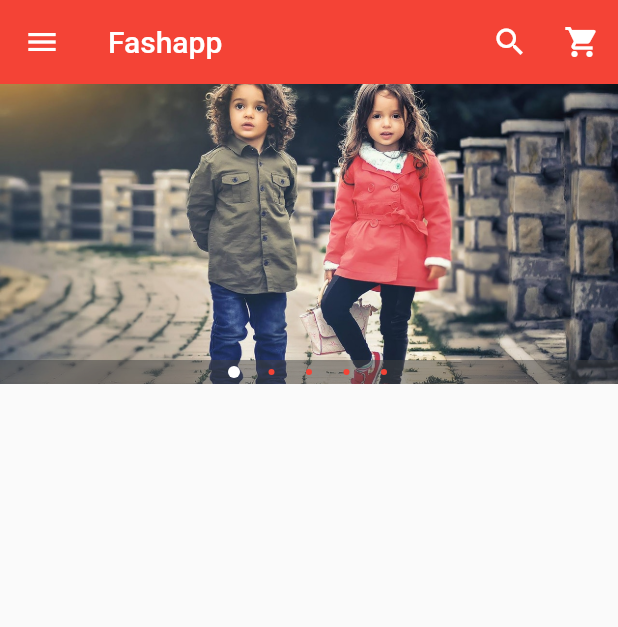
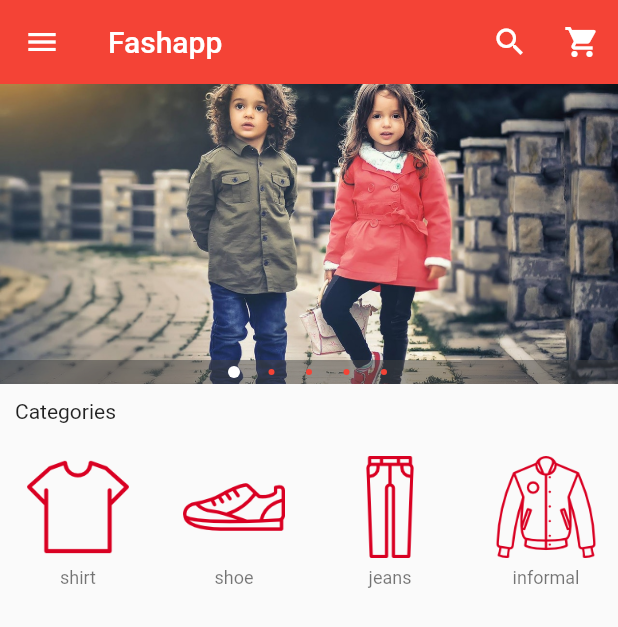
Before and after one commit to wanasak/ecommerce, a Flutter app: the screen it shows after launch, on a phone screen of 412 x 824 dp. Shown: the top 627 px of the screen. Run offline on Flutter 3.47's test engine with Material 2 defaults, Android fonts, the phone set to English and light mode, and no system bars; drawn by our look-alikes of carousel_pro.

Commit message:
add horizontal list view

```diff
--- /dev/null
+++ b/lib/components/horizontal_listview.dart
@@ -0,0 +1,55 @@
+import 'package:flutter/material.dart';
+
+class HorizontalListView extends StatelessWidget {
+  @override
+  Widget build(BuildContext context) {
+    return Container(
+      height: 100.0,
+      child: ListView(
+        scrollDirection: Axis.horizontal,
+        children: [
+          Categories('assets/images/cats/tshirt.png', 'shirt'),
+          Categories('assets/images/cats/shoe.png', 'shoe'),
+          Categories('assets/images/cats/jeans.png', 'jeans'),
+          Categories('assets/images/cats/informal.png', 'informal'),
+          Categories('assets/images/cats/formal.png', 'formal'),
+          Categories('assets/images/cats/dress.png', 'dress'),
+          Categories('assets/images/cats/accessories.png', 'accessories'),
+        ],
+      ),
+    );
+  }
+}
+
+class Categories extends StatelessWidget {
+  final String image_location;
+  final String image_caption;
+
+  Categories(this.image_location, this.image_caption);
+
+  @override
+  Widget build(BuildContext context) {
+    return Padding(
+      padding: EdgeInsets.all(2.0),
+      child: InkWell(
+        onTap: () {},
+        child: Container(
+          width: 100.0,
+          child: ListTile(
+            title: Image.asset(
+              image_location,
+              width: 100.0,
+              height: 80.0,
+            ),
+            subtitle: Container(
+                alignment: Alignment.topCenter,
+                child: Text(
+                  image_caption,
+                  style: TextStyle(fontSize: 12.0),
+                )),
+          ),
+        ),
+      ),
+    );
+  }
+}
--- a/lib/main.dart
+++ b/lib/main.dart
@@ -1,5 +1,7 @@
 import 'package:carousel_pro/carousel_pro.dart';
 import 'package:flutter/material.dart';
+
+import 'components/horizontal_listview.dart';
 
 void main() {
   runApp(new MaterialApp(
@@ -103,7 +105,19 @@ class _HomePageState extends State<HomePage> {
       ),
       body: ListView(
         children: [
-          Container(
+          buildCarousel(),
+          Padding(
+            padding: const EdgeInsets.all(10.0),
+            child: Text('Categories'),
+          ),
+          HorizontalListView()
+        ],
+      ),
+    );
+  }
+
+  Container buildCarousel() {
+    return Container(
       height: 200.0,
       child: Carousel(
         boxFit: BoxFit.cover,
@@ -121,9 +135,6 @@ class _HomePageState extends State<HomePage> {
         dotColor: Colors.red,
         indicatorBgPadding: 4.0,
       ),
-          )
-        ],
-      ),
     );
   }
 }
--- a/pubspec.yaml
+++ b/pubspec.yaml
@@ -47,6 +47,7 @@ flutter:
 
   # To add assets to your application, add an assets section, like this:
   assets:
+    - assets/images/cats/
     - assets/images/
   #   - images/a_dot_burr.jpeg
   #   - images/a_dot_ham.jpeg
```
Also changed, not shown: assets/images/cats/accessories.png (added), assets/images/cats/dress.png (added), assets/images/cats/formal.png (added), assets/images/cats/informal.png (added), assets/images/cats/jeans.png (added), assets/images/cats/shoe.png (added), assets/images/cats/tshirt.png (added). Lines whose indentation alone changed are shown as unchanged.
